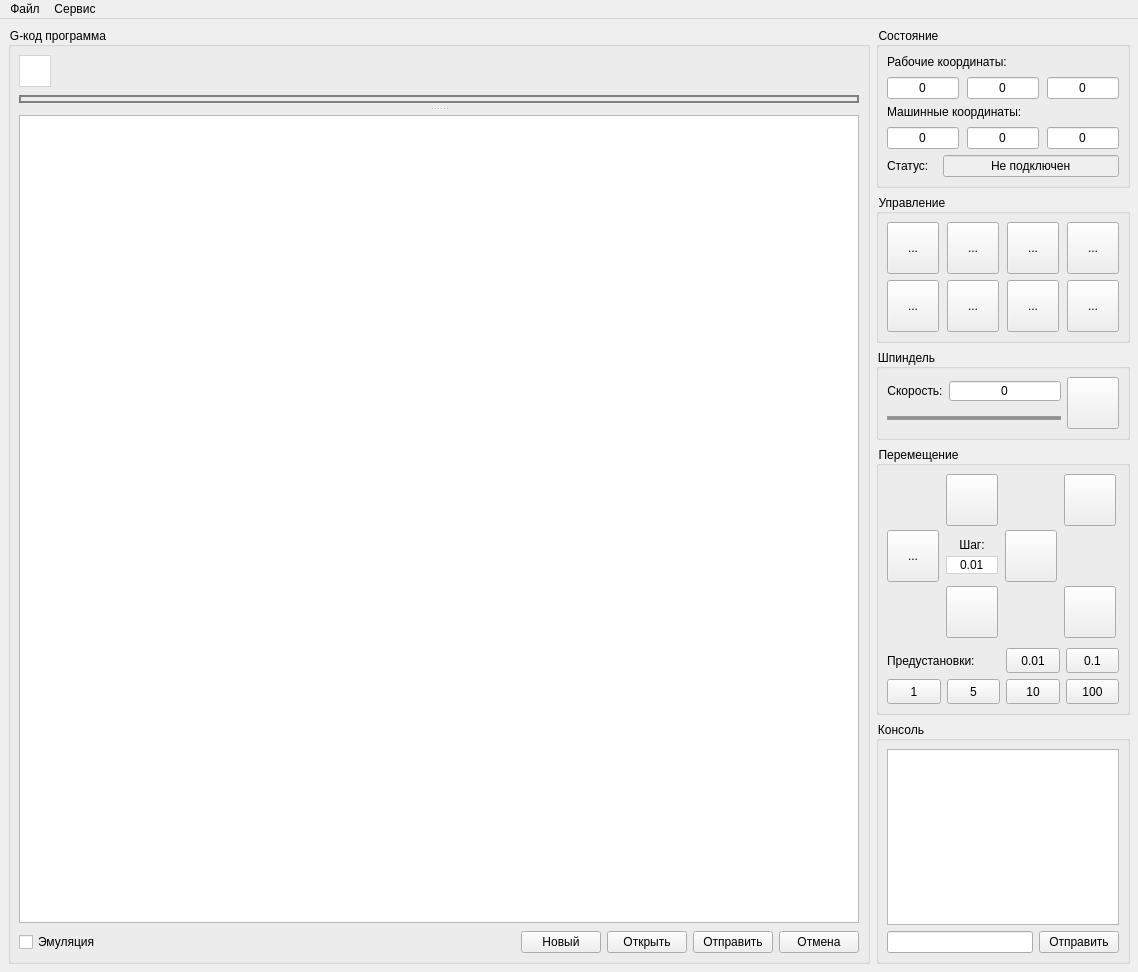
Old version of the form frmmain.ui in the repository Denvi/Candle.
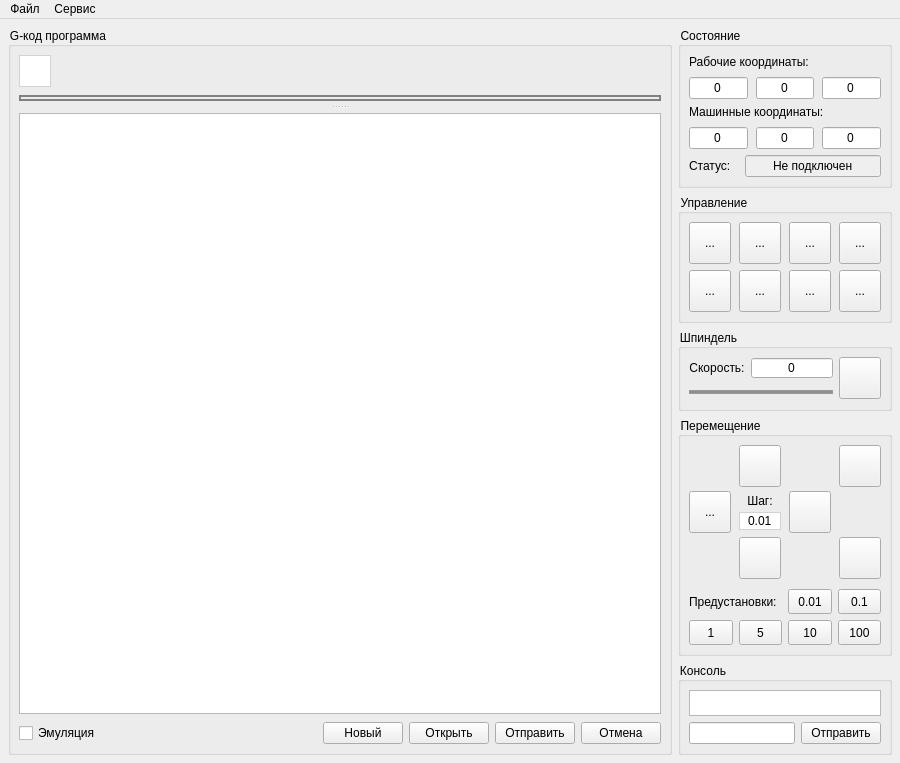
New version of the form. Icons and pictures are not drawn. Custom widgets are drawn as their Qt base class.

Patch:
```diff
--- a/frmmain.ui
+++ b/frmmain.ui
@@ -6,8 +6,8 @@
    <rect>
     <x>0</x>
     <y>0</y>
-    <width>1138</width>
-    <height>972</height>
+    <width>900</width>
+    <height>763</height>
    </rect>
   </property>
   <property name="palette">
@@ -230,6 +230,12 @@
           <property name="selectionBehavior">
            <enum>QAbstractItemView::SelectRows</enum>
           </property>
+          <property name="gridStyle">
+           <enum>Qt::DashLine</enum>
+          </property>
+          <attribute name="horizontalHeaderHighlightSections">
+           <bool>false</bool>
+          </attribute>
           <attribute name="horizontalHeaderMinimumSectionSize">
            <number>50</number>
           </attribute>
@@ -506,8 +512,8 @@
             <widget class="StyledToolButton" name="toolButton_7">
              <property name="minimumSize">
               <size>
-               <width>52</width>
-               <height>52</height>
+               <width>42</width>
+               <height>42</height>
               </size>
              </property>
              <property name="text">
@@ -519,8 +525,8 @@
              </property>
              <property name="iconSize">
               <size>
-               <width>38</width>
-               <height>38</height>
+               <width>30</width>
+               <height>30</height>
               </size>
              </property>
             </widget>
@@ -529,8 +535,8 @@
             <widget class="StyledToolButton" name="toolButton_8">
              <property name="minimumSize">
               <size>
-               <width>52</width>
-               <height>52</height>
+               <width>42</width>
+               <height>42</height>
               </size>
              </property>
              <property name="text">
@@ -542,8 +548,8 @@
              </property>
              <property name="iconSize">
               <size>
-               <width>38</width>
-               <height>38</height>
+               <width>30</width>
+               <height>30</height>
               </size>
              </property>
             </widget>
@@ -552,8 +558,8 @@
             <widget class="StyledToolButton" name="toolButton_16">
              <property name="minimumSize">
               <size>
-               <width>52</width>
-               <height>52</height>
+               <width>42</width>
+               <height>42</height>
               </size>
              </property>
              <property name="text">
@@ -565,54 +571,8 @@
              </property>
              <property name="iconSize">
               <size>
-               <width>38</width>
-               <height>38</height>
-              </size>
-             </property>
-            </widget>
-           </item>
-           <item row="3" column="2">
-            <widget class="StyledToolButton" name="toolButton_11">
-             <property name="minimumSize">
-              <size>
-               <width>52</width>
-               <height>52</height>
-              </size>
-             </property>
-             <property name="text">
-              <string>...</string>
-             </property>
-             <property name="icon">
-              <iconset resource="res.qrc">
-               <normaloff>:/images/safe_z.png</normaloff>:/images/safe_z.png</iconset>
-             </property>
-             <property name="iconSize">
-              <size>
-               <width>38</width>
-               <height>38</height>
-              </size>
-             </property>
-            </widget>
-           </item>
-           <item row="3" column="1">
-            <widget class="StyledToolButton" name="toolButton_14">
-             <property name="minimumSize">
-              <size>
-               <width>52</width>
-               <height>52</height>
-              </size>
-             </property>
-             <property name="text">
-              <string>...</string>
-             </property>
-             <property name="icon">
-              <iconset resource="res.qrc">
-               <normaloff>:/images/axis_return.png</normaloff>:/images/axis_return.png</iconset>
-             </property>
-             <property name="iconSize">
-              <size>
-               <width>38</width>
-               <height>38</height>
+               <width>30</width>
+               <height>30</height>
               </size>
              </property>
             </widget>
@@ -621,8 +581,8 @@
             <widget class="StyledToolButton" name="toolButton_10">
              <property name="minimumSize">
               <size>
-               <width>52</width>
-               <height>52</height>
+               <width>42</width>
+               <height>42</height>
               </size>
              </property>
              <property name="text">
@@ -634,21 +594,41 @@
              </property>
              <property name="iconSize">
               <size>
-               <width>38</width>
-               <height>38</height>
+               <width>30</width>
+               <height>30</height>
               </size>
              </property>
             </widget>
            </item>
-           <item row="3" column="4">
-            <widget class="StyledToolButton" name="toolButton_9">
-             <property name="enabled">
-              <bool>true</bool>
+           <item row="1" column="1">
+            <widget class="StyledToolButton" name="cmdReturnXY">
+             <property name="minimumSize">
+              <size>
+               <width>42</width>
+               <height>42</height>
+              </size>
              </property>
+             <property name="text">
+              <string>...</string>
+             </property>
+             <property name="icon">
+              <iconset resource="res.qrc">
+               <normaloff>:/images/axis_return.png</normaloff>:/images/axis_return.png</iconset>
+             </property>
+             <property name="iconSize">
+              <size>
+               <width>30</width>
+               <height>30</height>
+              </size>
+             </property>
+            </widget>
+           </item>
+           <item row="1" column="2">
+            <widget class="StyledToolButton" name="cmdTopZ">
              <property name="minimumSize">
               <size>
-               <width>52</width>
-               <height>52</height>
+               <width>42</width>
+               <height>42</height>
               </size>
              </property>
              <property name="text">
@@ -660,18 +640,18 @@
              </property>
              <property name="iconSize">
               <size>
-               <width>34</width>
-               <height>34</height>
+               <width>30</width>
+               <height>30</height>
               </size>
              </property>
             </widget>
            </item>
-           <item row="3" column="3">
+           <item row="1" column="3">
             <widget class="StyledToolButton" name="cmdReset">
              <property name="minimumSize">
               <size>
-               <width>52</width>
-               <height>52</height>
+               <width>42</width>
+               <height>42</height>
               </size>
              </property>
              <property name="text">
@@ -683,8 +663,34 @@
              </property>
              <property name="iconSize">
               <size>
-               <width>38</width>
-               <height>38</height>
+               <width>30</width>
+               <height>30</height>
+              </size>
+             </property>
+            </widget>
+           </item>
+           <item row="1" column="4">
+            <widget class="StyledToolButton" name="cmdUnlock">
+             <property name="enabled">
+              <bool>true</bool>
+             </property>
+             <property name="minimumSize">
+              <size>
+               <width>42</width>
+               <height>42</height>
+              </size>
+             </property>
+             <property name="text">
+              <string>...</string>
+             </property>
+             <property name="icon">
+              <iconset resource="res.qrc">
+               <normaloff>:/images/unlock.png</normaloff>:/images/unlock.png</iconset>
+             </property>
+             <property name="iconSize">
+              <size>
+               <width>24</width>
+               <height>24</height>
               </size>
              </property>
             </widget>
@@ -763,8 +769,8 @@
            </property>
            <property name="minimumSize">
             <size>
-             <width>52</width>
-             <height>52</height>
+             <width>42</width>
+             <height>42</height>
             </size>
            </property>
            <property name="icon">
@@ -773,8 +779,8 @@
            </property>
            <property name="iconSize">
             <size>
-             <width>36</width>
-             <height>36</height>
+             <width>28</width>
+             <height>28</height>
             </size>
            </property>
            <property name="checkable">
@@ -809,41 +815,12 @@
          <item>
           <layout class="QGridLayout" name="gridLayout">
            <property name="horizontalSpacing">
-            <number>7</number>
+            <number>8</number>
            </property>
            <property name="verticalSpacing">
             <number>4</number>
            </property>
-           <item row="3" column="1">
-            <widget class="StyledToolButton" name="cmdYMinus">
-             <property name="sizePolicy">
-              <sizepolicy hsizetype="Fixed" vsizetype="Fixed">
-               <horstretch>0</horstretch>
-               <verstretch>0</verstretch>
-              </sizepolicy>
-             </property>
-             <property name="minimumSize">
-              <size>
-               <width>52</width>
-               <height>52</height>
-              </size>
-             </property>
-             <property name="text">
-              <string/>
-             </property>
-             <property name="icon">
-              <iconset resource="res.qrc">
-               <normaloff>:/images/1401562173_chevron-down.png</normaloff>:/images/1401562173_chevron-down.png</iconset>
-             </property>
-             <property name="iconSize">
-              <size>
-               <width>30</width>
-               <height>30</height>
-              </size>
-             </property>
-            </widget>
-           </item>
-           <item row="2" column="1">
+           <item row="1" column="1">
             <layout class="QVBoxLayout" name="verticalLayout_10">
              <property name="spacing">
               <number>4</number>
@@ -875,7 +852,19 @@
               </widget>
              </item>
              <item>
-              <widget class="QDoubleSpinBox" name="doubleSpinBox_5">
+              <widget class="QDoubleSpinBox" name="txtJogStep">
+               <property name="sizePolicy">
+                <sizepolicy hsizetype="Minimum" vsizetype="Fixed">
+                 <horstretch>0</horstretch>
+                 <verstretch>0</verstretch>
+                </sizepolicy>
+               </property>
+               <property name="minimumSize">
+                <size>
+                 <width>30</width>
+                 <height>0</height>
+                </size>
+               </property>
                <property name="styleSheet">
                 <string notr="true">border: 1px solid lightgray;</string>
                </property>
@@ -889,7 +878,7 @@
                 <double>0.010000000000000</double>
                </property>
                <property name="maximum">
-                <double>9.990000000000000</double>
+                <double>100.000000000000000</double>
                </property>
                <property name="singleStep">
                 <double>0.010000000000000</double>
@@ -914,94 +903,7 @@
              </item>
             </layout>
            </item>
-           <item row="0" column="3">
-            <widget class="StyledToolButton" name="toolButton_13">
-             <property name="sizePolicy">
-              <sizepolicy hsizetype="Fixed" vsizetype="Fixed">
-               <horstretch>0</horstretch>
-               <verstretch>0</verstretch>
-              </sizepolicy>
-             </property>
-             <property name="minimumSize">
-              <size>
-               <width>52</width>
-               <height>52</height>
-              </size>
-             </property>
-             <property name="text">
-              <string/>
-             </property>
-             <property name="icon">
-              <iconset resource="res.qrc">
-               <normaloff>:/images/1401562699_icon-arrow-up-b.png</normaloff>:/images/1401562699_icon-arrow-up-b.png</iconset>
-             </property>
-             <property name="iconSize">
-              <size>
-               <width>28</width>
-               <height>28</height>
-              </size>
-             </property>
-            </widget>
-           </item>
-           <item row="3" column="3">
-            <widget class="StyledToolButton" name="toolButton_6">
-             <property name="sizePolicy">
-              <sizepolicy hsizetype="Fixed" vsizetype="Fixed">
-               <horstretch>0</horstretch>
-               <verstretch>0</verstretch>
-              </sizepolicy>
-             </property>
-             <property name="minimumSize">
-              <size>
-               <width>52</width>
-               <height>52</height>
-              </size>
-             </property>
-             <property name="text">
-              <string/>
-             </property>
-             <property name="icon">
-              <iconset resource="res.qrc">
-               <normaloff>:/images/1401562699_icon-arrow-down-b.png</normaloff>:/images/1401562699_icon-arrow-down-b.png</iconset>
-             </property>
-             <property name="iconSize">
-              <size>
-               <width>28</width>
-               <height>28</height>
-              </size>
-             </property>
-            </widget>
-           </item>
-           <item row="2" column="2">
-            <widget class="StyledToolButton" name="cmdXPlus">
-             <property name="sizePolicy">
-              <sizepolicy hsizetype="Fixed" vsizetype="Fixed">
-               <horstretch>0</horstretch>
-               <verstretch>0</verstretch>
-              </sizepolicy>
-             </property>
-             <property name="minimumSize">
-              <size>
-               <width>52</width>
-               <height>52</height>
-              </size>
-             </property>
-             <property name="text">
-              <string/>
-             </property>
-             <property name="icon">
-              <iconset resource="res.qrc">
-               <normaloff>:/images/1401562173_chevron-right.png</normaloff>:/images/1401562173_chevron-right.png</iconset>
-             </property>
-             <property name="iconSize">
-              <size>
-               <width>30</width>
-               <height>30</height>
-              </size>
-             </property>
-            </widget>
-           </item>
-           <item row="2" column="0">
+           <item row="1" column="0">
             <widget class="StyledToolButton" name="cmdXMinus">
              <property name="sizePolicy">
               <sizepolicy hsizetype="Fixed" vsizetype="Fixed">
@@ -1011,8 +913,8 @@
              </property>
              <property name="minimumSize">
               <size>
-               <width>52</width>
-               <height>52</height>
+               <width>42</width>
+               <height>42</height>
               </size>
              </property>
              <property name="text">
@@ -1030,8 +932,70 @@
              </property>
             </widget>
            </item>
-           <item row="0" column="1">
-            <widget class="StyledToolButton" name="cmdYPlus">
+           <item row="2" column="1">
+            <layout class="QHBoxLayout" name="horizontalLayout_13">
+             <property name="spacing">
+              <number>0</number>
+             </property>
+             <item>
+              <spacer name="horizontalSpacer_4">
+               <property name="orientation">
+                <enum>Qt::Horizontal</enum>
+               </property>
+               <property name="sizeHint" stdset="0">
+                <size>
+                 <width>40</width>
+                 <height>20</height>
+                </size>
+               </property>
+              </spacer>
+             </item>
+             <item>
+              <widget class="StyledToolButton" name="cmdYMinus">
+               <property name="sizePolicy">
+                <sizepolicy hsizetype="Fixed" vsizetype="Fixed">
+                 <horstretch>0</horstretch>
+                 <verstretch>0</verstretch>
+                </sizepolicy>
+               </property>
+               <property name="minimumSize">
+                <size>
+                 <width>42</width>
+                 <height>42</height>
+                </size>
+               </property>
+               <property name="text">
+                <string/>
+               </property>
+               <property name="icon">
+                <iconset resource="res.qrc">
+                 <normaloff>:/images/1401562173_chevron-down.png</normaloff>:/images/1401562173_chevron-down.png</iconset>
+               </property>
+               <property name="iconSize">
+                <size>
+                 <width>30</width>
+                 <height>30</height>
+                </size>
+               </property>
+              </widget>
+             </item>
+             <item>
+              <spacer name="horizontalSpacer_5">
+               <property name="orientation">
+                <enum>Qt::Horizontal</enum>
+               </property>
+               <property name="sizeHint" stdset="0">
+                <size>
+                 <width>40</width>
+                 <height>20</height>
+                </size>
+               </property>
+              </spacer>
+             </item>
+            </layout>
+           </item>
+           <item row="1" column="2">
+            <widget class="StyledToolButton" name="cmdXPlus">
              <property name="sizePolicy">
               <sizepolicy hsizetype="Fixed" vsizetype="Fixed">
                <horstretch>0</horstretch>
@@ -1040,8 +1004,8 @@
              </property>
              <property name="minimumSize">
               <size>
-               <width>52</width>
-               <height>52</height>
+               <width>42</width>
+               <height>42</height>
               </size>
              </property>
              <property name="text">
@@ -1059,6 +1023,126 @@
              </property>
             </widget>
            </item>
+           <item row="0" column="1">
+            <layout class="QHBoxLayout" name="horizontalLayout_12">
+             <property name="spacing">
+              <number>0</number>
+             </property>
+             <item>
+              <spacer name="horizontalSpacer_2">
+               <property name="orientation">
+                <enum>Qt::Horizontal</enum>
+               </property>
+               <property name="sizeHint" stdset="0">
+                <size>
+                 <width>40</width>
+                 <height>20</height>
+                </size>
+               </property>
+              </spacer>
+             </item>
+             <item>
+              <widget class="StyledToolButton" name="cmdYPlus">
+               <property name="sizePolicy">
+                <sizepolicy hsizetype="Fixed" vsizetype="Fixed">
+                 <horstretch>0</horstretch>
+                 <verstretch>0</verstretch>
+                </sizepolicy>
+               </property>
+               <property name="minimumSize">
+                <size>
+                 <width>42</width>
+                 <height>42</height>
+                </size>
+               </property>
+               <property name="text">
+                <string/>
+               </property>
+               <property name="icon">
+                <iconset resource="res.qrc">
+                 <normaloff>:/images/1401562173_chevron-up.png</normaloff>:/images/1401562173_chevron-up.png</iconset>
+               </property>
+               <property name="iconSize">
+                <size>
+                 <width>30</width>
+                 <height>30</height>
+                </size>
+               </property>
+              </widget>
+             </item>
+             <item>
+              <spacer name="horizontalSpacer_3">
+               <property name="orientation">
+                <enum>Qt::Horizontal</enum>
+               </property>
+               <property name="sizeHint" stdset="0">
+                <size>
+                 <width>40</width>
+                 <height>20</height>
+                </size>
+               </property>
+              </spacer>
+             </item>
+            </layout>
+           </item>
+           <item row="0" column="3">
+            <widget class="StyledToolButton" name="cmdZPlus">
+             <property name="sizePolicy">
+              <sizepolicy hsizetype="Fixed" vsizetype="Fixed">
+               <horstretch>0</horstretch>
+               <verstretch>0</verstretch>
+              </sizepolicy>
+             </property>
+             <property name="minimumSize">
+              <size>
+               <width>42</width>
+               <height>42</height>
+              </size>
+             </property>
+             <property name="text">
+              <string/>
+             </property>
+             <property name="icon">
+              <iconset resource="res.qrc">
+               <normaloff>:/images/1401562699_icon-arrow-up-b.png</normaloff>:/images/1401562699_icon-arrow-up-b.png</iconset>
+             </property>
+             <property name="iconSize">
+              <size>
+               <width>28</width>
+               <height>28</height>
+              </size>
+             </property>
+            </widget>
+           </item>
+           <item row="2" column="3">
+            <widget class="StyledToolButton" name="cmdZMinus">
+             <property name="sizePolicy">
+              <sizepolicy hsizetype="Fixed" vsizetype="Fixed">
+               <horstretch>0</horstretch>
+               <verstretch>0</verstretch>
+              </sizepolicy>
+             </property>
+             <property name="minimumSize">
+              <size>
+               <width>42</width>
+               <height>42</height>
+              </size>
+             </property>
+             <property name="text">
+              <string/>
+             </property>
+             <property name="icon">
+              <iconset resource="res.qrc">
+               <normaloff>:/images/1401562699_icon-arrow-down-b.png</normaloff>:/images/1401562699_icon-arrow-down-b.png</iconset>
+             </property>
+             <property name="iconSize">
+              <size>
+               <width>28</width>
+               <height>28</height>
+              </size>
+             </property>
+            </widget>
+           </item>
           </layout>
          </item>
          <item>
@@ -1084,7 +1168,7 @@
                  </property>
                  <property name="minimumSize">
                   <size>
-                   <width>50</width>
+                   <width>42</width>
                    <height>25</height>
                   </size>
                  </property>
@@ -1106,7 +1190,7 @@
                  </property>
                  <property name="minimumSize">
                   <size>
-                   <width>50</width>
+                   <width>42</width>
                    <height>25</height>
                   </size>
                  </property>
@@ -1134,7 +1218,7 @@
                </property>
                <property name="minimumSize">
                 <size>
-                 <width>50</width>
+                 <width>42</width>
                  <height>25</height>
                 </size>
                </property>
@@ -1156,7 +1240,7 @@
                </property>
                <property name="minimumSize">
                 <size>
-                 <width>50</width>
+                 <width>42</width>
                  <height>25</height>
                 </size>
                </property>
@@ -1178,7 +1262,7 @@
                </property>
                <property name="minimumSize">
                 <size>
-                 <width>50</width>
+                 <width>42</width>
                  <height>25</height>
                 </size>
                </property>
@@ -1200,7 +1284,7 @@
                </property>
                <property name="minimumSize">
                 <size>
-                 <width>50</width>
+                 <width>42</width>
                  <height>25</height>
                 </size>
                </property>
@@ -1220,13 +1304,7 @@
        </widget>
       </item>
       <item>
-       <widget class="QGroupBox" name="groupBox_4">
-        <property name="minimumSize">
-         <size>
-          <width>0</width>
-          <height>200</height>
-         </size>
-        </property>
+       <widget class="QGroupBox" name="grpConsole">
         <property name="title">
          <string>Консоль</string>
         </property>
@@ -1254,7 +1332,7 @@
            <property name="minimumSize">
             <size>
              <width>0</width>
-             <height>10</height>
+             <height>26</height>
             </size>
            </property>
            <property name="readOnly">
@@ -1288,8 +1366,8 @@
     <rect>
      <x>0</x>
      <y>0</y>
-     <width>1138</width>
-     <height>26</height>
+     <width>900</width>
+     <height>21</height>
     </rect>
    </property>
    <widget class="QMenu" name="menu">
```
Left out of the diff: 61 changed lines with no effect on the pictures.
